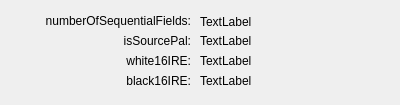
Old version of the form tools/ld-analyse/videometadatadialog.ui in the repository happycube/ld-decode.
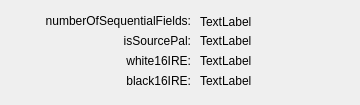
New version of the form.

Patch:
```diff
--- a/tools/ld-analyse/videometadatadialog.ui
+++ b/tools/ld-analyse/videometadatadialog.ui
@@ -6,13 +6,13 @@
    <rect>
     <x>0</x>
     <y>0</y>
-    <width>400</width>
+    <width>360</width>
     <height>105</height>
    </rect>
   </property>
   <property name="minimumSize">
    <size>
-    <width>400</width>
+    <width>360</width>
     <height>105</height>
    </size>
   </property>
@@ -88,7 +88,7 @@
     <rect>
      <x>200</x>
      <y>11</y>
-     <width>191</width>
+     <width>151</width>
      <height>21</height>
     </rect>
    </property>
@@ -101,7 +101,7 @@
     <rect>
      <x>200</x>
      <y>30</y>
-     <width>191</width>
+     <width>151</width>
      <height>21</height>
     </rect>
    </property>
@@ -114,7 +114,7 @@
     <rect>
      <x>200</x>
      <y>50</y>
-     <width>191</width>
+     <width>151</width>
      <height>21</height>
     </rect>
    </property>
@@ -127,7 +127,7 @@
     <rect>
      <x>200</x>
      <y>70</y>
-     <width>191</width>
+     <width>151</width>
      <height>21</height>
     </rect>
    </property>
```
